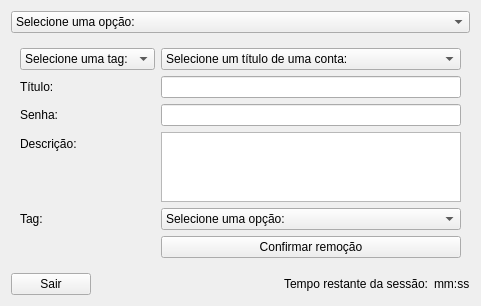
GabFMM/Gerenciador_de_senhas, file menu.ui: the form before one commit.
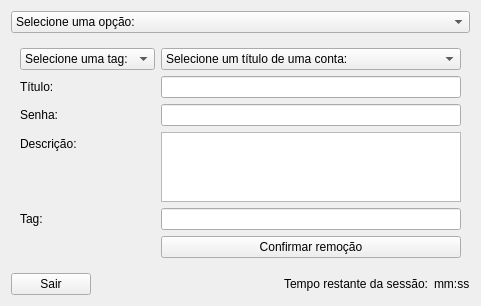
The form after the commit. Icons and pictures are not drawn.

The edit to the form file:
```diff
--- a/menu.ui
+++ b/menu.ui
@@ -413,15 +413,6 @@
          </property>
         </widget>
        </item>
-       <item row="5" column="1">
-        <widget class="QComboBox" name="TagRC">
-         <item>
-          <property name="text">
-           <string>Selecione uma opção:</string>
-          </property>
-         </item>
-        </widget>
-       </item>
        <item row="6" column="1">
         <widget class="QPushButton" name="BotaoConfirmaRC">
          <property name="text">
@@ -438,6 +429,13 @@
          </item>
         </widget>
        </item>
+       <item row="5" column="1">
+        <widget class="QLineEdit" name="TagRC">
+         <property name="readOnly">
+          <bool>true</bool>
+         </property>
+        </widget>
+       </item>
       </layout>
      </widget>
      <widget class="QWidget" name="SenhaAleatoria">
```
Left out of the diff: 5 changed lines with no effect on the pictures.
